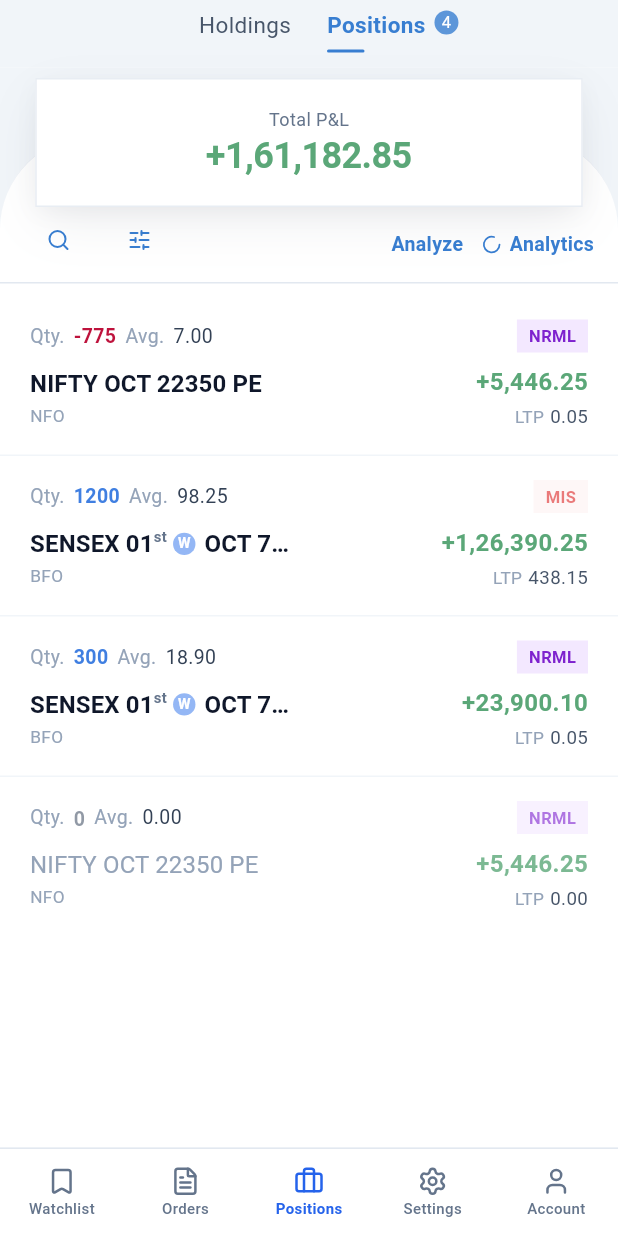
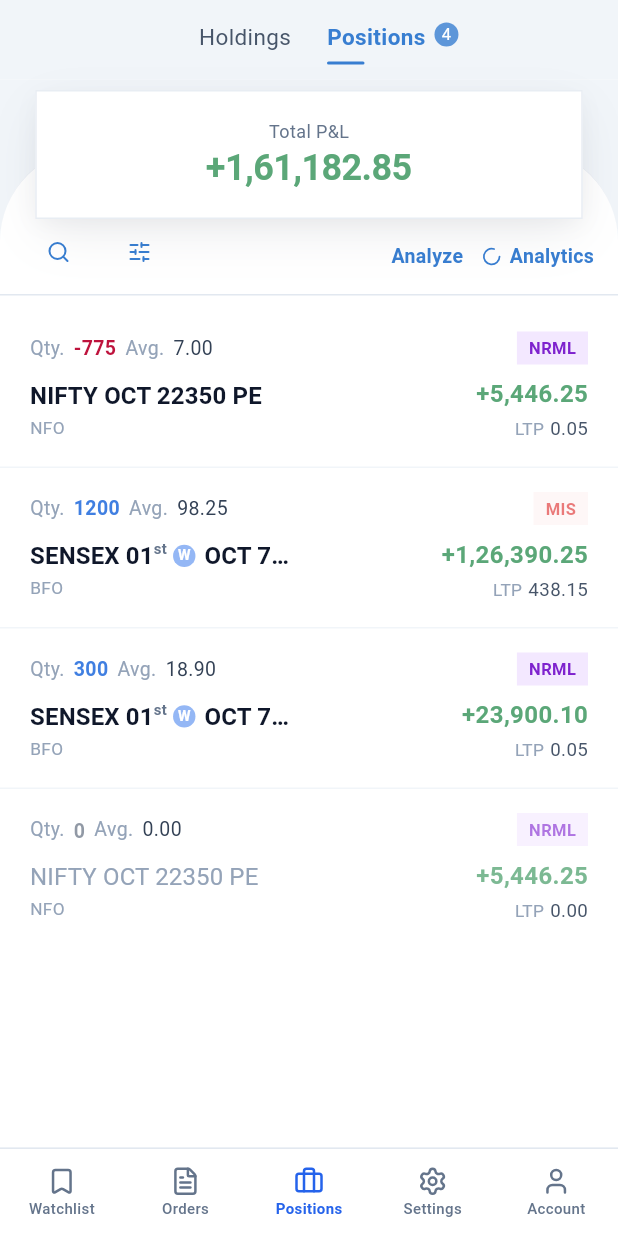
Before and after one commit to Arifspj/papertrading, a Flutter app: the screen it shows after launch, on a phone screen of 412 x 824 dp. Run offline on Flutter 3.47's test engine with Material 3 defaults, Android fonts, the phone set to English and light mode, and no system bars; our stand-ins replace lucide_icons_flutter; network calls fail.

Commit message:
Add breathing room above the Holdings/Positions tabs

```diff
--- a/lib/screens/positions/widgets/positions_header.dart
+++ b/lib/screens/positions/widgets/positions_header.dart
@@ -22,7 +22,7 @@
   Widget build(BuildContext context) {
     return Container(
       color: TradePalette.slate100,
-      padding: const EdgeInsets.fromLTRB(16, 6, 16, 0),
+      padding: const EdgeInsets.fromLTRB(16, 14, 16, 0),
       child: Row(
         children: [
           Expanded(
--- a/pubspec.yaml
+++ b/pubspec.yaml
@@ -16,7 +16,7 @@
 # https://developer.apple.com/library/archive/documentation/General/Reference/InfoPlistKeyReference/Articles/CoreFoundationKeys.html
 # In Windows, build-name is used as the major, minor, and patch parts
 # of the product and file versions while build-number is used as the build suffix.
-version: 1.0.18+1
+version: 1.0.19+1
 
 environment:
   sdk: ^3.10.0
```
